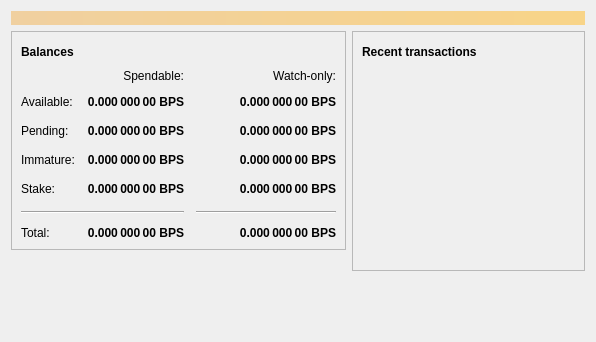
This is src/qt/forms/overviewpage.ui in dev-zeo/bitcoin-pos as Qt 5 draws it before an edit. The edited form follows.
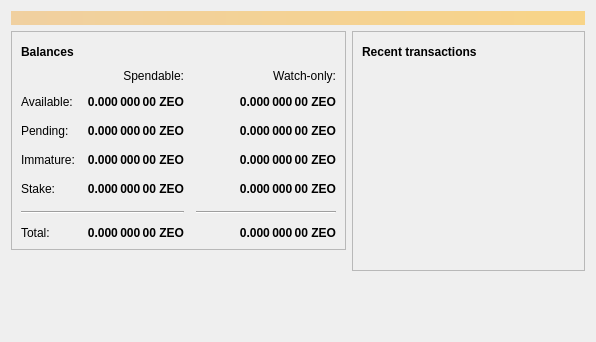
This is the edited form. Icons and pictures are not drawn.

```diff
--- a/src/qt/forms/overviewpage.ui
+++ b/src/qt/forms/overviewpage.ui
@@ -129,7 +129,7 @@
                <string>Unconfirmed transactions to watch-only addresses</string>
               </property>
               <property name="text">
-               <string notr="true">0.000 000 00 BPS</string>
+               <string notr="true">0.000 000 00 ZEO</string>
               </property>
               <property name="alignment">
                <set>Qt::AlignRight|Qt::AlignTrailing|Qt::AlignVCenter</set>
@@ -154,7 +154,7 @@
                <string>Total of transactions that have yet to be confirmed, and do not yet count toward the spendable balance</string>
               </property>
               <property name="text">
-               <string notr="true">0.000 000 00 BPS</string>
+               <string notr="true">0.000 000 00 ZEO</string>
               </property>
               <property name="alignment">
                <set>Qt::AlignRight|Qt::AlignTrailing|Qt::AlignVCenter</set>
@@ -179,7 +179,7 @@
                <string>Mined balance in watch-only addresses that has not yet matured</string>
               </property>
               <property name="text">
-               <string notr="true">0.000 000 00 BPS</string>
+               <string notr="true">0.000 000 00 ZEO</string>
               </property>
               <property name="alignment">
                <set>Qt::AlignRight|Qt::AlignTrailing|Qt::AlignVCenter</set>
@@ -237,7 +237,7 @@
                <string>Mined balance that has not yet matured</string>
               </property>
               <property name="text">
-               <string notr="true">0.000 000 00 BPS</string>
+               <string notr="true">0.000 000 00 ZEO</string>
               </property>
               <property name="alignment">
                <set>Qt::AlignRight|Qt::AlignTrailing|Qt::AlignVCenter</set>
@@ -282,7 +282,7 @@
                <string>Stake</string>
               </property>
               <property name="text">
-               <string notr="true">0.000 000 00 BPS</string>
+               <string notr="true">0.000 000 00 ZEO</string>
               </property>
               <property name="alignment">
                <set>Qt::AlignRight|Qt::AlignTrailing|Qt::AlignVCenter</set>
@@ -327,7 +327,7 @@
                <string>Watch Stake</string>
               </property>
               <property name="text">
-               <string notr="true">0.000 000 00 BPS</string>
+               <string notr="true">0.000 000 00 ZEO</string>
               </property>
               <property name="alignment">
                <set>Qt::AlignRight|Qt::AlignTrailing|Qt::AlignVCenter</set>
@@ -352,7 +352,7 @@
                <string>Your current total balance</string>
               </property>
               <property name="text">
-               <string notr="true">0.000 000 00 BPS</string>
+               <string notr="true">0.000 000 00 ZEO</string>
               </property>
               <property name="alignment">
                <set>Qt::AlignRight|Qt::AlignTrailing|Qt::AlignVCenter</set>
@@ -377,7 +377,7 @@
                <string>Current total balance in watch-only addresses</string>
               </property>
               <property name="text">
-               <string notr="true">0.000 000 00 BPS</string>
+               <string notr="true">0.000 000 00 ZEO</string>
               </property>
               <property name="alignment">
                <set>Qt::AlignRight|Qt::AlignTrailing|Qt::AlignVCenter</set>
@@ -419,7 +419,7 @@
                <string>Your current spendable balance</string>
               </property>
               <property name="text">
-               <string notr="true">0.000 000 00 BPS</string>
+               <string notr="true">0.000 000 00 ZEO</string>
               </property>
               <property name="alignment">
                <set>Qt::AlignRight|Qt::AlignTrailing|Qt::AlignVCenter</set>
@@ -444,7 +444,7 @@
                <string>Your current balance in watch-only addresses</string>
               </property>
               <property name="text">
-               <string notr="true">0.000 000 00 BPS</string>
+               <string notr="true">0.000 000 00 ZEO</string>
               </property>
               <property name="alignment">
                <set>Qt::AlignRight|Qt::AlignTrailing|Qt::AlignVCenter</set>
```
